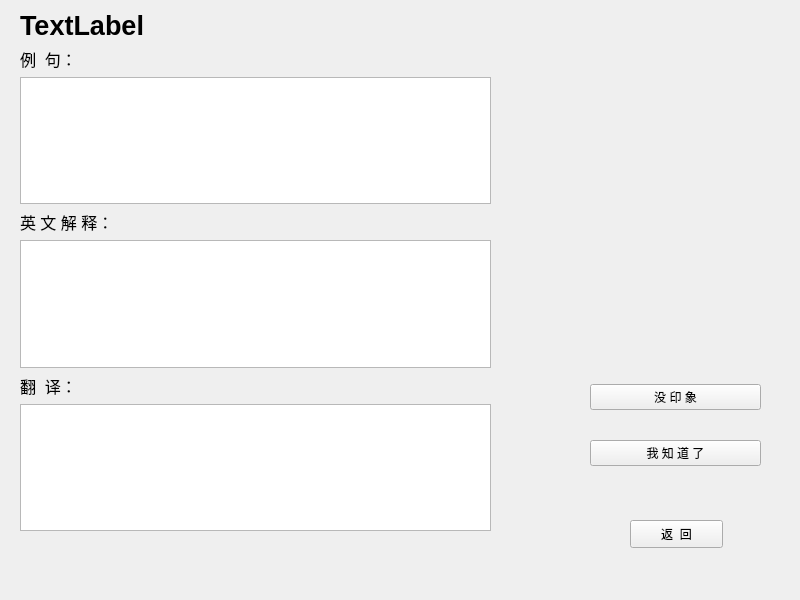
First picture: the form in recitewindow.ui, repository OOPtaskgroup/dictionary, before the edit.
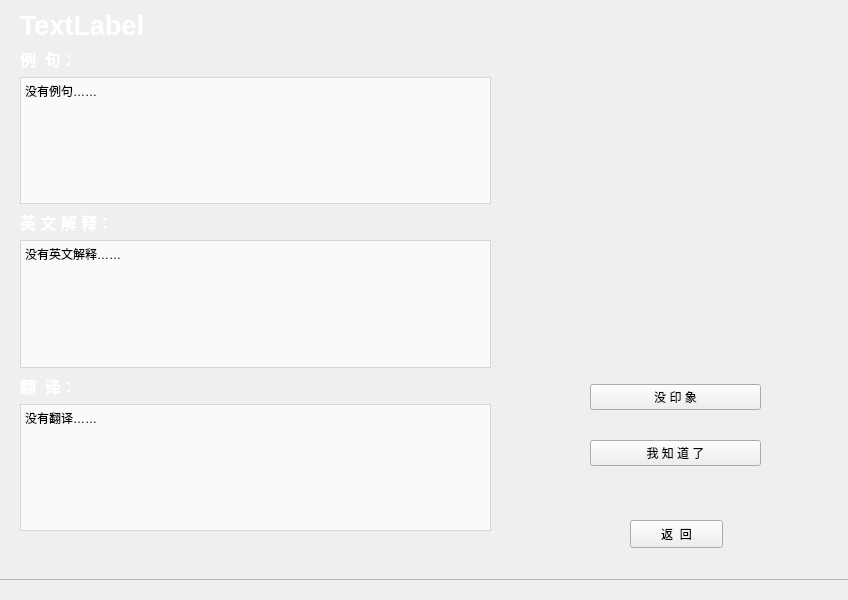
Second picture: the form after the edit. Icons and pictures are not drawn.

Commit message: background added. modified by victorywys -- 5.4

What changed in the file:
```diff
--- a/recitewindow.ui
+++ b/recitewindow.ui
@@ -6,7 +6,7 @@
    <rect>
     <x>0</x>
     <y>0</y>
-    <width>800</width>
+    <width>848</width>
     <height>600</height>
    </rect>
   </property>
@@ -33,6 +33,9 @@
          <bold>true</bold>
         </font>
        </property>
+       <property name="styleSheet">
+        <string notr="true">color: rgb(255, 255, 255);</string>
+       </property>
        <property name="text">
         <string>TextLabel</string>
        </property>
@@ -43,26 +46,58 @@
        <property name="font">
         <font>
          <pointsize>12</pointsize>
+         <weight>75</weight>
+         <bold>true</bold>
         </font>
        </property>
+       <property name="styleSheet">
+        <string notr="true">color: rgb(255, 255, 255);</string>
+       </property>
        <property name="text">
         <string>翻  译：</string>
        </property>
       </widget>
      </item>
      <item row="2" column="0">
-      <widget class="QTextBrowser" name="exampleBrowser"/>
+      <widget class="QTextBrowser" name="exampleBrowser">
+       <property name="styleSheet">
+        <string notr="true">background-color: rgba(255, 255, 255, 170);</string>
+       </property>
+       <property name="html">
+        <string>&lt;!DOCTYPE HTML PUBLIC &quot;-//W3C//DTD HTML 4.0//EN&quot; &quot;http://www.w3.org/TR/REC-html40/strict.dtd&quot;&gt;
+&lt;html&gt;&lt;head&gt;&lt;meta name=&quot;qrichtext&quot; content=&quot;1&quot; /&gt;&lt;style type=&quot;text/css&quot;&gt;
+p, li { white-space: pre-wrap; }
+&lt;/style&gt;&lt;/head&gt;&lt;body style=&quot; font-family:'SimSun'; font-size:9pt; font-weight:400; font-style:normal;&quot;&gt;
+&lt;p style=&quot; margin-top:0px; margin-bottom:0px; margin-left:0px; margin-right:0px; -qt-block-indent:0; text-indent:0px;&quot;&gt;没有例句……&lt;/p&gt;&lt;/body&gt;&lt;/html&gt;</string>
+       </property>
+      </widget>
      </item>
      <item row="4" column="0">
-      <widget class="QTextBrowser" name="engBrowser"/>
+      <widget class="QTextBrowser" name="engBrowser">
+       <property name="styleSheet">
+        <string notr="true">background-color: rgba(255, 255, 255, 180);</string>
+       </property>
+       <property name="html">
+        <string>&lt;!DOCTYPE HTML PUBLIC &quot;-//W3C//DTD HTML 4.0//EN&quot; &quot;http://www.w3.org/TR/REC-html40/strict.dtd&quot;&gt;
+&lt;html&gt;&lt;head&gt;&lt;meta name=&quot;qrichtext&quot; content=&quot;1&quot; /&gt;&lt;style type=&quot;text/css&quot;&gt;
+p, li { white-space: pre-wrap; }
+&lt;/style&gt;&lt;/head&gt;&lt;body style=&quot; font-family:'SimSun'; font-size:9pt; font-weight:400; font-style:normal;&quot;&gt;
+&lt;p style=&quot; margin-top:0px; margin-bottom:0px; margin-left:0px; margin-right:0px; -qt-block-indent:0; text-indent:0px;&quot;&gt;没有英文解释……&lt;/p&gt;&lt;/body&gt;&lt;/html&gt;</string>
+       </property>
+      </widget>
      </item>
      <item row="1" column="0">
       <widget class="QLabel" name="exampleLabel">
        <property name="font">
         <font>
          <pointsize>12</pointsize>
+         <weight>75</weight>
+         <bold>true</bold>
         </font>
        </property>
+       <property name="styleSheet">
+        <string notr="true">color: rgb(255, 255, 255);</string>
+       </property>
        <property name="text">
         <string>例  句：</string>
        </property>
@@ -73,15 +108,31 @@
        <property name="font">
         <font>
          <pointsize>12</pointsize>
+         <weight>75</weight>
+         <bold>true</bold>
         </font>
        </property>
+       <property name="styleSheet">
+        <string notr="true">color: rgb(255, 255, 255);</string>
+       </property>
        <property name="text">
         <string>英 文 解 释：</string>
        </property>
       </widget>
      </item>
      <item row="6" column="0">
-      <widget class="QTextBrowser" name="chnBrowser"/>
+      <widget class="QTextBrowser" name="chnBrowser">
+       <property name="styleSheet">
+        <string notr="true">background-color: rgba(255, 255, 255, 180);</string>
+       </property>
+       <property name="html">
+        <string>&lt;!DOCTYPE HTML PUBLIC &quot;-//W3C//DTD HTML 4.0//EN&quot; &quot;http://www.w3.org/TR/REC-html40/strict.dtd&quot;&gt;
+&lt;html&gt;&lt;head&gt;&lt;meta name=&quot;qrichtext&quot; content=&quot;1&quot; /&gt;&lt;style type=&quot;text/css&quot;&gt;
+p, li { white-space: pre-wrap; }
+&lt;/style&gt;&lt;/head&gt;&lt;body style=&quot; font-family:'SimSun'; font-size:9pt; font-weight:400; font-style:normal;&quot;&gt;
+&lt;p style=&quot; margin-top:0px; margin-bottom:0px; margin-left:0px; margin-right:0px; -qt-block-indent:0; text-indent:0px;&quot;&gt;没有翻译……&lt;/p&gt;&lt;/body&gt;&lt;/html&gt;</string>
+       </property>
+      </widget>
      </item>
     </layout>
    </widget>
@@ -124,6 +175,30 @@
      <string>返  回</string>
     </property>
    </widget>
+   <widget class="QFrame" name="frame">
+    <property name="geometry">
+     <rect>
+      <x>-1</x>
+      <y>-1</y>
+      <width>851</width>
+      <height>581</height>
+     </rect>
+    </property>
+    <property name="styleSheet">
+     <string notr="true">border-image: url(:/image/img/recite_background.jpg);</string>
+    </property>
+    <property name="frameShape">
+     <enum>QFrame::StyledPanel</enum>
+    </property>
+    <property name="frameShadow">
+     <enum>QFrame::Raised</enum>
+    </property>
+    <zorder>verticalLayoutWidget</zorder>
+   </widget>
+   <zorder>frame</zorder>
+   <zorder>gridLayoutWidget</zorder>
+   <zorder>verticalLayoutWidget</zorder>
+   <zorder>returnBtn</zorder>
   </widget>
   <widget class="QMenuBar" name="menubar">
    <property name="geometry">
```
Left out of the diff: 2 changed lines with no effect on the pictures. The commit also changes 8 other files.
